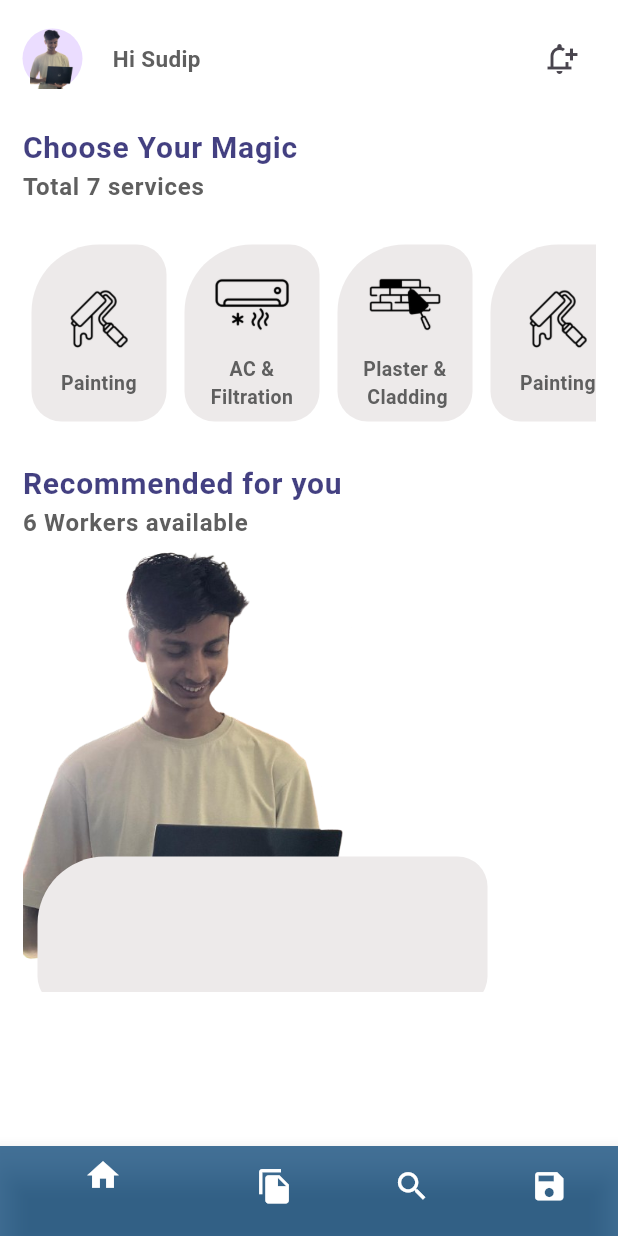
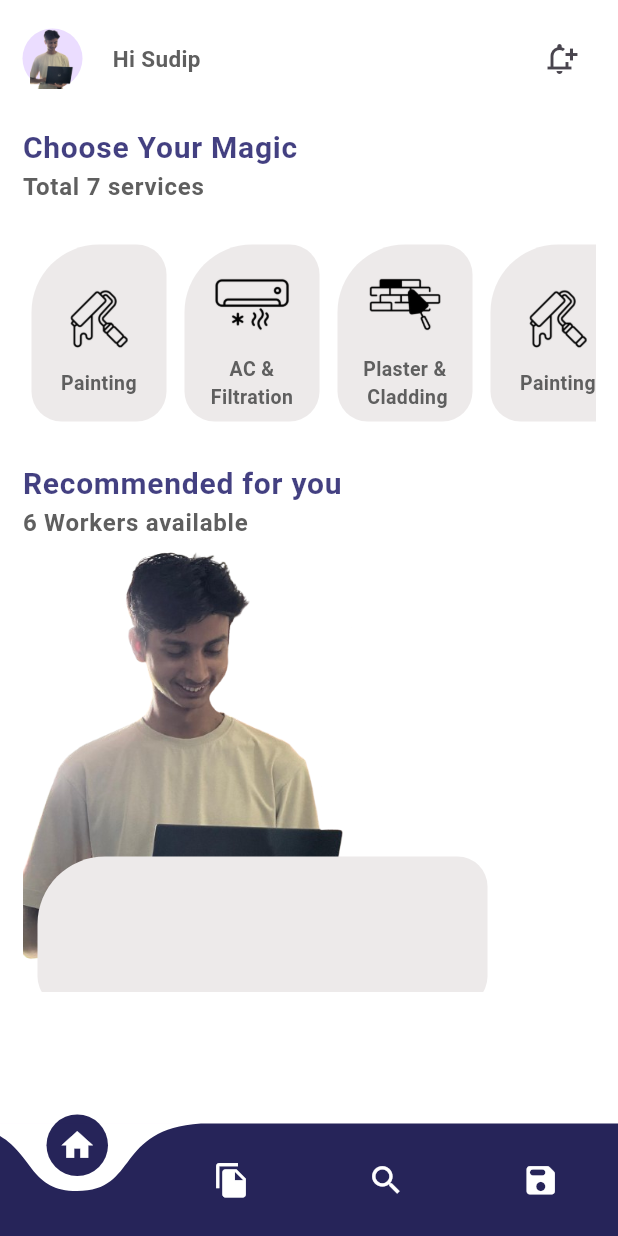
Before and after one commit to dhakalsumit/technical_service, a Flutter app: the screen it shows after launch, on a phone screen of 412 x 824 dp. Run offline on Flutter 3.47's test engine with Material 3 defaults, Android fonts, the phone set to English and light mode, and no system bars; drawn by our look-alikes of curved_navigation_bar.

Commit message:
animated navigation bar

```diff
--- a/lib/screens/navigation.dart
+++ b/lib/screens/navigation.dart
@@ -1,3 +1,4 @@
+import 'package:curved_navigation_bar/curved_navigation_bar.dart';
 import 'package:flutter/material.dart';
 import 'package:tackles/screens/home_screen.dart';
 
@@ -29,41 +30,34 @@ class _NavigationState extends State<Navigation> {
           HomeScreen(),
         ],
       ),
-      bottomNavigationBar: BottomNavigationBar(
-        items: const <BottomNavigationBarItem>[
-          BottomNavigationBarItem(
-            backgroundColor: Color.fromARGB(186, 0, 65, 114),
-            icon: Icon(
+      bottomNavigationBar: CurvedNavigationBar(
+        animationCurve: Curves.easeOutQuart,
+        backgroundColor: Colors.white,
+        color: Color.fromARGB(221, 5, 2, 63),
+        animationDuration: Duration(milliseconds: 100),
+        items: const [
+          Icon(
             Icons.home,
             color: Colors.white,
+            size: 25,
           ),
-            label: "",
-          ),
-          BottomNavigationBarItem(
-            icon: Icon(
+          Icon(
             Icons.file_copy,
             color: Colors.white,
+            size: 25,
           ),
-            label: "",
-          ),
-          BottomNavigationBarItem(
-            icon: Icon(
+          Icon(
             Icons.search,
             color: Colors.white,
+            size: 25,
           ),
-            label: "",
-          ),
-          BottomNavigationBarItem(
-            icon: Icon(
-              Icons.save,
+          Icon(
+            Icons.save_rounded,
             color: Colors.white,
-            ),
-            label: "",
+            size: 25,
           ),
         ],
-        currentIndex: _selectedIndex,
         onTap: _onItemTapped,
-        iconSize: 25,
       ),
     );
   }
```
Lines whose indentation alone changed are shown as unchanged.
